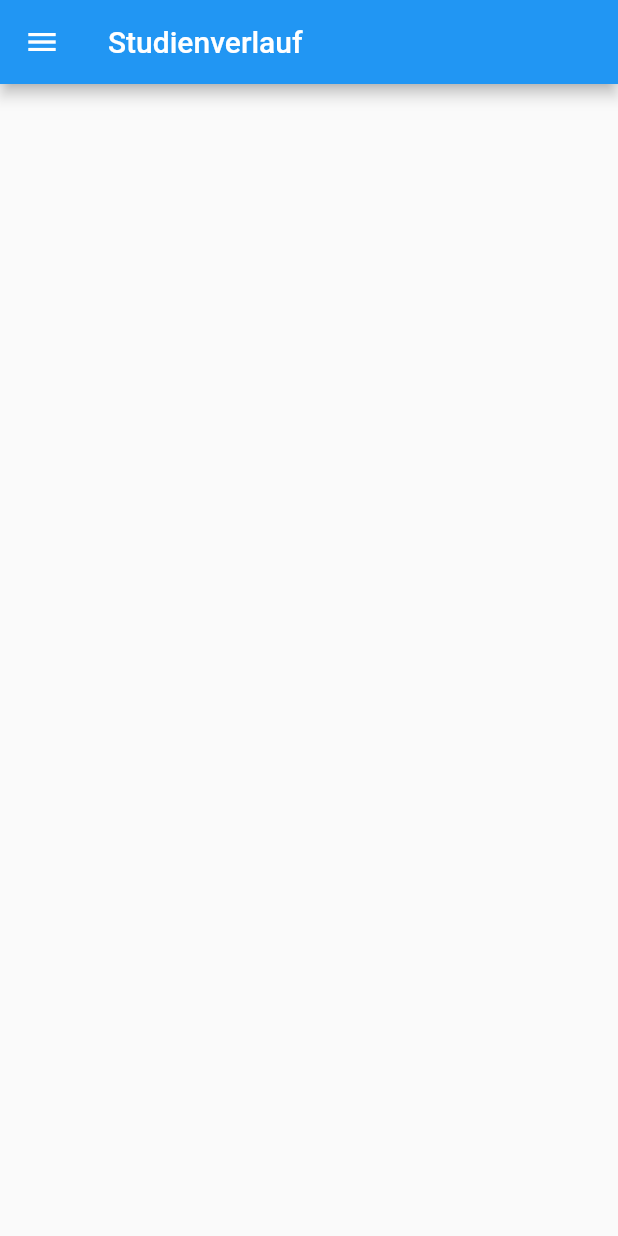
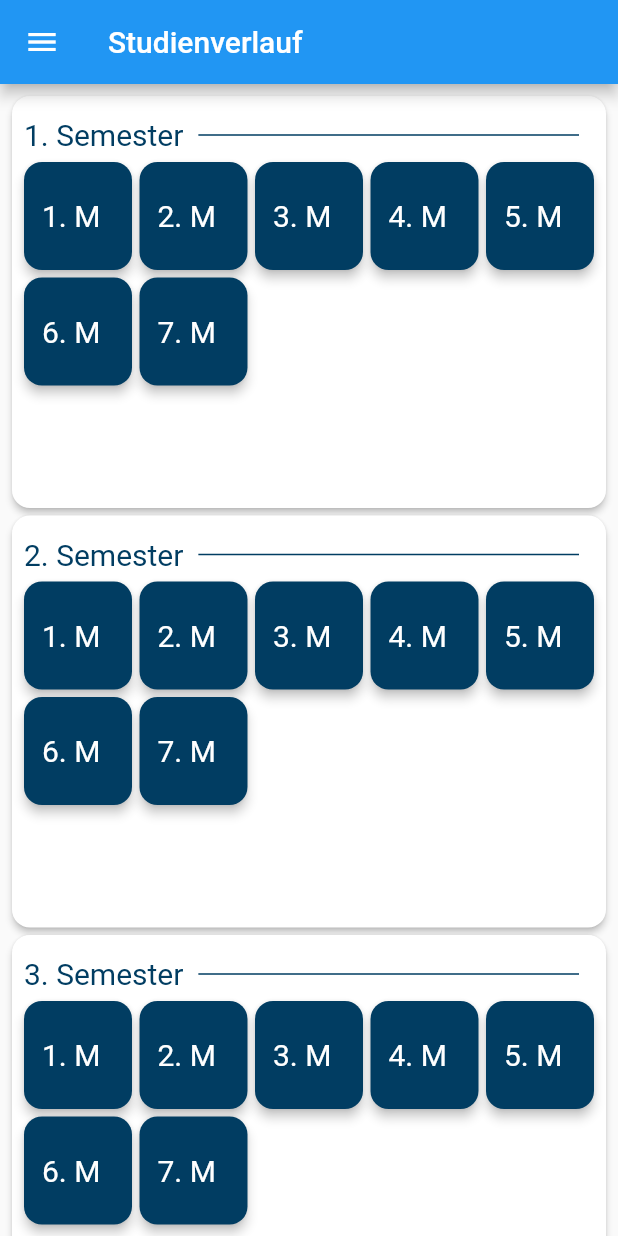
Before and after one commit to AlfredTachi/MyStudyBuddy2020, a Flutter app: the Studyprogress screen opened by its route, on a phone screen of 412 x 824 dp. Run offline on Flutter 3.47's test engine with Material 2 defaults, Android fonts, the phone set to English and light mode, and no system bars; our stand-ins replace pie_chart.

Commit message:
Complete UI for Studyprogress

```diff
--- a/lib/studyprogress/staggered_view_studyprogress/StaggeredView.dart
+++ b/lib/studyprogress/staggered_view_studyprogress/StaggeredView.dart
@@ -17,23 +17,29 @@ Material semester(String heading) {
                 alignment: Alignment.topLeft,
                 child: Container(
                   child: Text(heading,
-                      style: TextStyle(fontSize: 20, color: Color(0xFF0D3661))),
+                      style: TextStyle(fontSize: 20, color: Color(0xFF013D62),)),
                 ),
               ),
               Expanded(
                 child: new Container(
                     margin: const EdgeInsets.only(left: 10.0, right: 10.0),
                     child: Divider(
-                      color: Color(0xFF0D3661),
+                      color: Color(0xFF013D62),
                       height: 36,
                       thickness: 1,
                     )),
               ),
             ]),
-            Row(
-              children: <Widget>[
-                module("test!"),
-              ],
+            Expanded(
+              child: new Container(
+                child: GridView.count(
+                  primary: false,
+                  crossAxisCount: 5,
+                  crossAxisSpacing: 5,
+                  mainAxisSpacing: 5,
+                  children: _StaggeredViewState().myModules(),
+                ),
+              ),
             ),
           ],
         ),
@@ -42,12 +48,12 @@ Material semester(String heading) {
 
 Material module(String heading) {
   return Material(
-      color: Color(0xFF0D3661),
-      elevation: 1.0,
+      color: Color(0xFF013D62),
+      elevation: 3.0,
       shadowColor: Colors.black,
       borderRadius: BorderRadius.circular(12.0),
       child: Padding(
-        padding: EdgeInsets.all(4),
+        padding: EdgeInsets.all(12),
         child: Column(
           mainAxisAlignment: MainAxisAlignment.center,
           children: <Widget>[
@@ -55,8 +61,6 @@ Material module(String heading) {
               Align(
                 alignment: Alignment.center,
                 child: Container(
-                  height: 40,
-                  width: 40,
                   child: Center(
                     child: Text(heading,
                         style: TextStyle(fontSize: 20, color: Colors.white)),
@@ -70,7 +74,6 @@ Material module(String heading) {
 }
 
 class StaggeredView extends StatefulWidget {
-
   @override
   State<StatefulWidget> createState() {
     return _StaggeredViewState();
@@ -78,37 +81,26 @@ class StaggeredView extends StatefulWidget {
 }
 
 class _StaggeredViewState extends State<StaggeredView> {
-
   @override
   Widget build(BuildContext context) {
-    double screenHeight = MediaQuery.of(context).size.height;
     return MaterialApp(
-      debugShowCheckedModeBanner: true,
       home: Scaffold(
         body: StaggeredGridView.count(
           padding: EdgeInsets.all(8.0),
           crossAxisCount: 2,
           crossAxisSpacing: 5,
           mainAxisSpacing: 5,
-          children: mySemester(), //[
-          //Stack(
-          //children: ListMySemester(),
-          //semester("1. Semester"),
-          //),
-          //],
-          staggeredTiles:  mySemesterTiles(context),//[
-          //StaggeredTile.extent(2, screenHeight / 4),
-          //],
+          children: mySemester(),
+          staggeredTiles: mySemesterTiles(context),
         ),
       ),
     );
   }
-}
 
   List<Widget> mySemester() {
     List<Widget> list = new List();
-  for (int i = 1; i < 5; i++) {
-    list.add(semester((i).toString() + " Semester"));
+    for (int i = 1; i <= 5; i++) {
+      list.add(semester((i).toString() + ". Semester"));
     }
     return list;
   }
@@ -116,8 +108,17 @@ List<Widget> mySemester() {
   List<StaggeredTile> mySemesterTiles(context) {
     List<StaggeredTile> list = new List();
     double screenHeight = MediaQuery.of(context).size.height;
-  for (int i = 1; i < 5; i++) {
-    StaggeredTile.extent(2, screenHeight / 4);
+    for (int i = 1; i <= 5; i++) {
+      list.add(StaggeredTile.extent(2, screenHeight / 3));
     }
     return list;
   }
+
+  List<Widget> myModules() {
+    List<Widget> list = new List();
+    for (int i = 1; i <= 7; i++) {
+      list.add(module((i).toString() + ". M"));
+    }
+    return list;
+  }
+}
```
Lines whose indentation alone changed are shown as unchanged.
